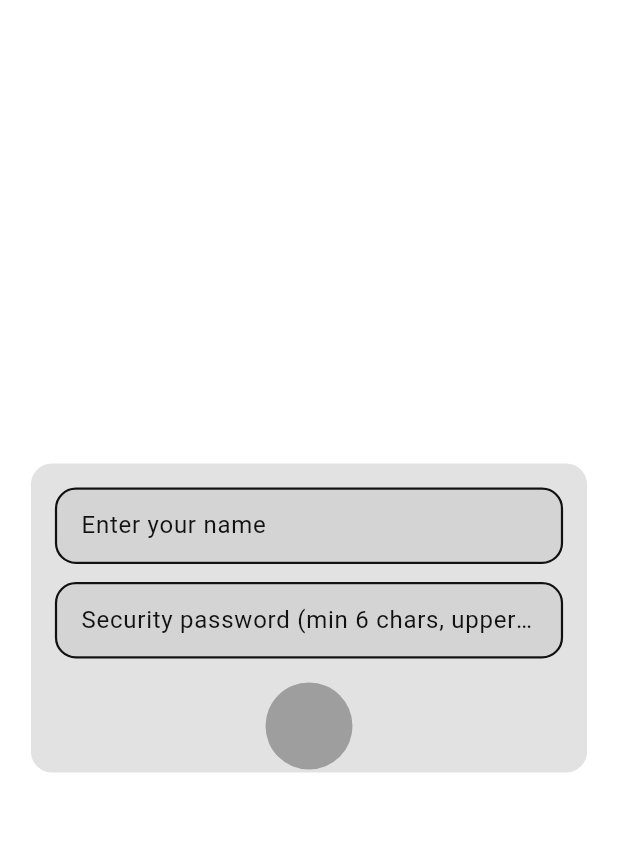
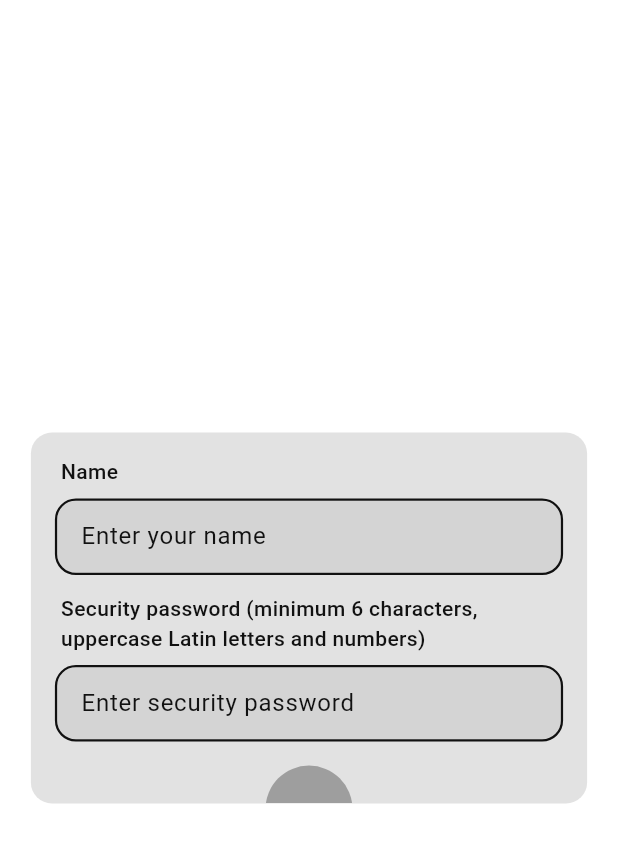
Before and after one commit to javadmeighani-oss/sedi-frontend, a Flutter app: the screen it shows after launch, on a phone screen of 412 x 824 dp. Shown: the top 843 px of the screen. Run offline on Flutter 3.47's test engine with Material 3 defaults, Android fonts, the phone set to English and light mode, and no system bars; our stand-ins replace shared_preferences; Roboto replaces fonts that are missing (default).

Commit message:
Add labels above input fields, increase container height 20%, ensure white checkmark in submit button

```diff
--- a/lib/features/onboarding/presentation/pages/onboarding_page.dart
+++ b/lib/features/onboarding/presentation/pages/onboarding_page.dart
@@ -181,17 +181,18 @@ class _OnboardingPageState extends State<OnboardingPage> {
   Widget build(BuildContext context) {
     final screenSize = MediaQuery.of(context).size;
     final containerWidth = screenSize.width * 0.9; // 90% of screen width
-    final containerHeight = screenSize.height * 0.25; // 25% of screen height (1/4)
+    // 20% more height: 0.25 * 1.2 = 0.3 (30% of screen height)
+    final containerHeight = screenSize.height * 0.3;
 
     return Scaffold(
       backgroundColor: Colors.transparent,
       body: Center(
-        // Onboarding form - Small container (1/4 of screen)
+        // Onboarding form - Small container (30% of screen height)
         child: Container(
           width: containerWidth,
           constraints: BoxConstraints(
             maxHeight: containerHeight,
-            minHeight: 200, // Minimum height for small screens
+            minHeight: 240, // Minimum height for small screens (200 * 1.2)
           ),
           decoration: BoxDecoration(
             color: AppTheme.metalGrey.withOpacity(0.3), // Grey transparent from theme
@@ -224,7 +225,23 @@ class _OnboardingPageState extends State<OnboardingPage> {
   }
 
   Widget _buildNameSection() {
-    return Container(
+    return Column(
+      crossAxisAlignment: CrossAxisAlignment.start,
+      children: [
+        // Label above the input field
+        Padding(
+          padding: const EdgeInsets.only(bottom: 8, left: 4),
+          child: Text(
+            'Name',
+            style: const TextStyle(
+              color: AppTheme.textPrimary,
+              fontSize: 14,
+              fontWeight: FontWeight.w500,
+            ),
+          ),
+        ),
+        // Input field
+        Container(
           decoration: BoxDecoration(
             border: Border.all(
               color: AppTheme.primaryBlack, // Black border
@@ -261,11 +278,29 @@ class _OnboardingPageState extends State<OnboardingPage> {
               },
             ),
           ),
+        ),
+      ],
     );
   }
 
   Widget _buildPasswordSection() {
-    return Container(
+    return Column(
+      crossAxisAlignment: CrossAxisAlignment.start,
+      children: [
+        // Label above the input field
+        Padding(
+          padding: const EdgeInsets.only(bottom: 8, left: 4),
+          child: Text(
+            'Security password (minimum 6 characters, uppercase Latin letters and numbers)',
+            style: const TextStyle(
+              color: AppTheme.textPrimary,
+              fontSize: 14,
+              fontWeight: FontWeight.w500,
+            ),
+          ),
+        ),
+        // Input field
+        Container(
           decoration: BoxDecoration(
             border: Border.all(
               color: AppTheme.primaryBlack, // Black border
@@ -281,7 +316,7 @@ class _OnboardingPageState extends State<OnboardingPage> {
             child: TextFormField(
               controller: _passwordController,
               decoration: InputDecoration(
-            hintText: 'Security password (min 6 chars, uppercase letters and numbers)',
+                hintText: 'Enter security password',
                 hintStyle: const TextStyle(color: AppTheme.textPrimary),
                 border: InputBorder.none,
                 contentPadding: const EdgeInsets.symmetric(horizontal: 16, vertical: 12),
@@ -318,6 +353,8 @@ class _OnboardingPageState extends State<OnboardingPage> {
               },
             ),
           ),
+        ),
+      ],
     );
   }
 
@@ -353,7 +390,7 @@ class _OnboardingPageState extends State<OnboardingPage> {
               : Icon(
                   Icons.check,
                   color: _isFormValid
-                      ? AppTheme.backgroundWhite
+                      ? AppTheme.backgroundWhite // White checkmark when valid
                       : AppTheme.metalGrey.withOpacity(0.5),
                   size: iconSize,
                 ),
```
Lines whose indentation alone changed are shown as unchanged.
